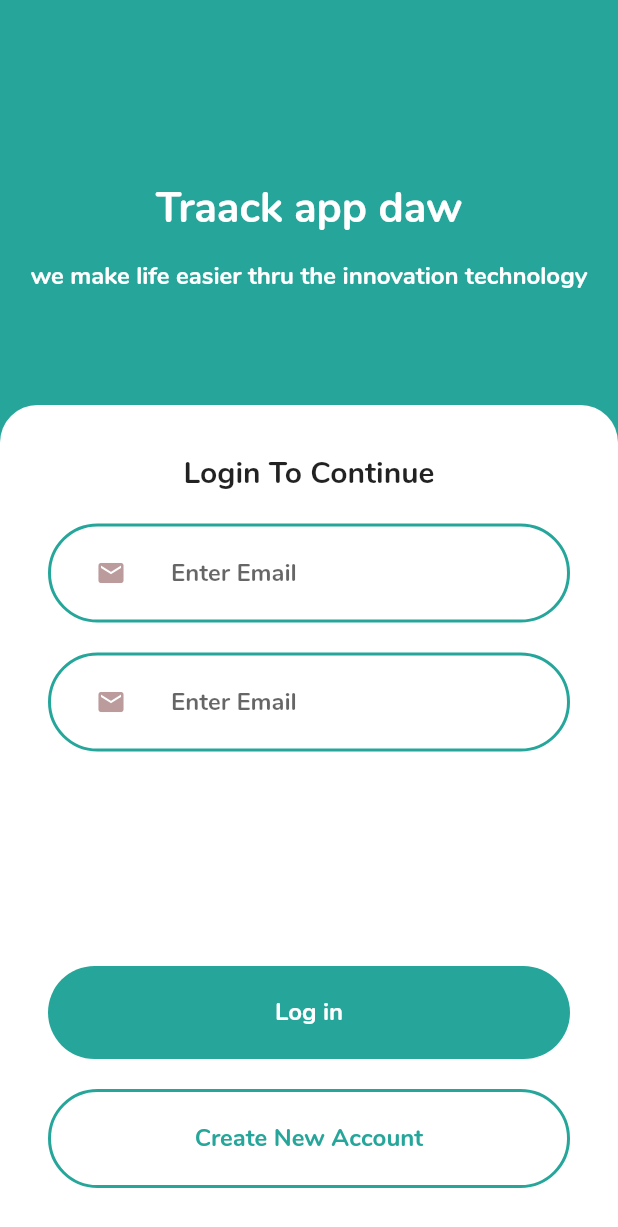
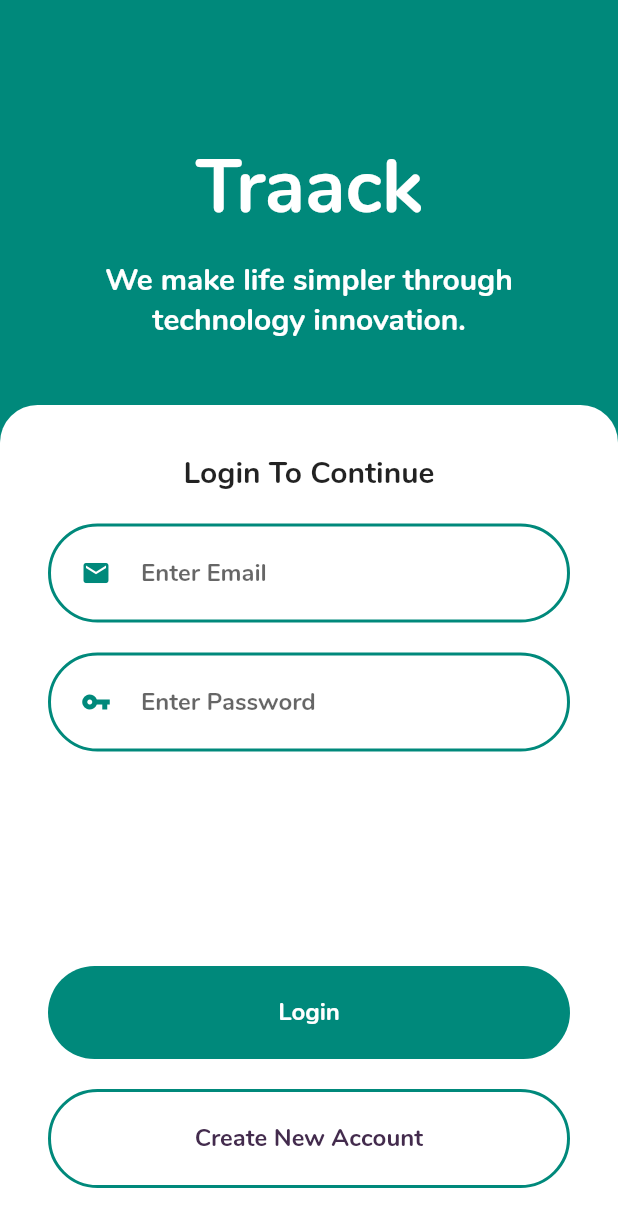
Before and after one commit to Luieka224/wvsu-code-Traack-app, a Flutter app: the screen it shows after launch, after a tap on "Get Started", on a phone screen of 412 x 824 dp. Shown: the top 1227 px of the screen. Run offline on Flutter 3.47's test engine with Material 2 defaults, Android fonts, the phone set to English and light mode, and no system bars; missing offline and left inert: keyboard_visibility.

Commit message:
V1.0.3
- Updated LOG IN UI

```diff
--- a/lib/main.dart
+++ b/lib/main.dart
@@ -1,4 +1,5 @@
 import 'package:flutter/material.dart';
+import 'package:keyboard_visibility/keyboard_visibility.dart';
 
 void main() {
   runApp(MyApp());
@@ -8,9 +9,10 @@ class MyApp extends StatelessWidget {
   @override
   Widget build(BuildContext context) {
     return MaterialApp(
-      theme: ThemeData(fontFamily: 'Nunito'),
+      theme: ThemeData(fontFamily: "Nunito"),
       debugShowCheckedModeBanner: false,
       home: Scaffold(
+        resizeToAvoidBottomInset: false,
         body: Container(
           child: LoginPage(),
         ),
@@ -28,59 +30,91 @@ class _LoginPageState extends State<LoginPage> {
   int _pageState = 0;
 
   var _backgroundColor = Colors.white;
-  var _headingColor = Color(0xFF26A69A);
+  var _headingColor = Color(0xFF00897B);
+
+  double _headingTop = 100;
 
   double _loginWidth = 0;
+  double _loginHeight = 0;
+  double _loginOpacity = 1;
+
   double _loginYOffset = 0;
   double _loginXOffset = 0;
   double _registerYOffset = 0;
+  double _registerHeight = 0;
+
   double windowWidth = 0;
   double windowHeight = 0;
-  double _loginOpacity = 1;
-  double _headingTop = 150;
-  double _loginHeight = 0;
-  double _registerHeight = 0;
+
+  bool _keyboardVisible = false;
+
+  @override
+  void initState() {
+    super.initState();
+
+    KeyboardVisibilityNotification().addNewListener(
+      onChange: (bool visible) {
+        setState(() {
+          _keyboardVisible = visible;
+          print("Keyboard State Changed : $visible");
+        });
+      },
+    );
+  }
 
   @override
   Widget build(BuildContext context) {
     windowHeight = MediaQuery.of(context).size.height;
     windowWidth = MediaQuery.of(context).size.width;
+
     _loginHeight = windowHeight - 270;
     _registerHeight = windowHeight - 270;
 
     switch (_pageState) {
       case 0:
         _backgroundColor = Colors.white;
-        _headingColor = Color(0xFF26A69A);
-        _loginXOffset = 0;
-        _loginYOffset = windowHeight;
+        _headingColor = Color(0xFF00897B);
+        _headingTop = 100;
         _loginWidth = windowWidth;
         _loginOpacity = 1;
-        _headingTop = 150;
+        _loginYOffset = windowHeight;
+        _loginHeight = _keyboardVisible ? windowHeight : windowHeight - 270;
+        _loginXOffset = 0;
         _registerYOffset = windowHeight;
         break;
       case 1:
-        _backgroundColor = Color(0xFF26A69A);
+        _backgroundColor = Color(0xFF00897B);
         _headingColor = Colors.white;
-        _loginYOffset = 270;
+        _headingTop = 90;
+        _loginWidth = windowWidth;
+        _loginOpacity = 1;
+        _loginYOffset = _keyboardVisible ? 40 : 270;
+        _loginHeight = _keyboardVisible ? windowHeight : windowHeight - 270;
         _loginXOffset = 0;
         _registerYOffset = windowHeight;
-        _loginWidth = windowWidth;
-        _headingTop = 120;
-        _loginOpacity = 1;
         break;
       case 2:
-        _backgroundColor = Color(0xFF26A69A);
+        _backgroundColor = Color(0xFF00897B);
         _headingColor = Colors.white;
-        _loginYOffset = 250;
+        _headingTop = 80;
+        _loginWidth = windowWidth - 40;
+        _loginOpacity = 0.7;
+        _loginYOffset = _keyboardVisible ? 30 : 240;
+        _loginHeight = _keyboardVisible ? windowHeight : windowHeight - 240;
         _loginXOffset = 20;
-        _registerYOffset = 270;
-        _loginWidth = windowWidth - 40;
-        _headingTop = 110;
-        _loginOpacity = 0.7;
+        _registerYOffset = _keyboardVisible ? 55 : 270;
+        _registerHeight = _keyboardVisible ? windowHeight : windowHeight - 270;
         break;
     }
+
     return Stack(
+      children: <Widget>[
+        AnimatedContainer(
+            curve: Curves.fastLinearToSlowEaseIn,
+            duration: Duration(milliseconds: 800),
+            color: _backgroundColor,
+            child: Column(
+              mainAxisAlignment: MainAxisAlignment.spaceBetween,
               children: <Widget>[
                 GestureDetector(
                   onTap: () {
@@ -88,59 +122,41 @@ class _LoginPageState extends State<LoginPage> {
                       _pageState = 0;
                     });
                   },
-          child: AnimatedContainer(
-            curve: Curves.fastLinearToSlowEaseIn,
-            duration: Duration(
-              milliseconds: 800,
-            ),
-            color: _backgroundColor,
-            child: Center(
-              child: Column(
-                mainAxisAlignment: MainAxisAlignment.spaceBetween,
-                children: <Widget>[
-                  Container(
+                  child: Container(
                     child: Column(
                       children: <Widget>[
                         AnimatedContainer(
                           curve: Curves.fastLinearToSlowEaseIn,
-                          duration: Duration(
-                            milliseconds: 800,
-                          ),
+                          duration: Duration(milliseconds: 800),
                           margin: EdgeInsets.only(
                             top: _headingTop,
                           ),
                           child: Text(
-                            'Traack app daw',
-                            style: TextStyle(
-                              color: _headingColor,
-                              fontSize: 28.00,
-                            ),
-                          ),
-                        ),
-                        SizedBox(
-                          height: 15.00,
-                        ),
-                        Text(
-                          'we make life easier thru the innovation technology',
-                          textAlign: TextAlign.center,
-                          style: TextStyle(
-                            color: _headingColor,
-                            fontSize: 16.00,
-                          ),
-                        ),
-                      ],
+                            "Traack",
+                            style:
+                                TextStyle(color: _headingColor, fontSize: 50),
                           ),
                         ),
                         Container(
-                    padding: EdgeInsets.symmetric(
-                      horizontal: 05.00,
+                          margin: EdgeInsets.all(15),
+                          padding: EdgeInsets.symmetric(horizontal: 20),
+                          child: Text(
+                            'We make life simpler through technology innovation.',
+                            textAlign: TextAlign.center,
+                            style:
+                                TextStyle(color: _headingColor, fontSize: 20),
                           ),
-                    child: Center(
-                      child: Image.asset('images/people-mask.png'),
+                        )
+                      ],
+                    ),
                   ),
                 ),
                 Container(
                   child: Center(
+                    child: Image.asset("images/people-mask.png"),
+                  ),
+                ),
+                Container(
                   child: GestureDetector(
                     onTap: () {
                       setState(() {
@@ -152,73 +168,63 @@ class _LoginPageState extends State<LoginPage> {
                       });
                     },
                     child: Container(
-                          margin: EdgeInsets.all(50),
-                          padding: EdgeInsets.all(17.00),
+                      margin: EdgeInsets.all(32),
+                      padding: EdgeInsets.all(20),
                       width: double.infinity,
                       decoration: BoxDecoration(
-                              color: _headingColor,
-                              borderRadius: BorderRadius.circular(30.00)),
+                          color: Color(0xFF00897B),
+                          borderRadius: BorderRadius.circular(50)),
                       child: Center(
                         child: Text(
-                              'Get Started',
-                              style: TextStyle(
-                                color: Color(0xFFB2EBF2),
-                                fontSize: 20.00,
+                          "Get Started",
+                          style: TextStyle(color: Colors.white, fontSize: 16),
                         ),
                       ),
                     ),
                   ),
-                      ),
-                    ),
-                  ),
+                )
               ],
-              ),
-            ),
-          ),
-        ),
+            )),
         AnimatedContainer(
           padding: EdgeInsets.all(32),
           width: _loginWidth,
           height: _loginHeight,
           curve: Curves.fastLinearToSlowEaseIn,
-          duration: Duration(
-            milliseconds: 800,
-          ),
+          duration: Duration(milliseconds: 800),
           transform: Matrix4.translationValues(_loginXOffset, _loginYOffset, 1),
           decoration: BoxDecoration(
               color: Colors.white.withOpacity(_loginOpacity),
               borderRadius: BorderRadius.only(
-              topLeft: Radius.circular(25),
-              topRight: Radius.circular(25),
-            ),
-          ),
+                  topLeft: Radius.circular(25), topRight: Radius.circular(25))),
           child: Column(
             mainAxisAlignment: MainAxisAlignment.spaceBetween,
             children: <Widget>[
               Column(
                 children: <Widget>[
                   Container(
-                    margin: EdgeInsets.only(
-                      bottom: 20,
-                    ),
+                    margin: EdgeInsets.only(bottom: 20),
                     child: Text(
-                      'Login To Continue',
-                      style: TextStyle(
-                        fontSize: 20.00,
+                      "Login To Continue",
+                      style: TextStyle(fontSize: 20),
                     ),
                   ),
+                  InputWithIcon(
+                    icon: Icons.email,
+                    hint: "Enter Email",
                   ),
-                  InputwithIcon(),
                   SizedBox(
                     height: 20,
                   ),
-                  InputwithIcon(),
+                  InputWithIcon(
+                    icon: Icons.vpn_key,
+                    hint: "Enter Password",
+                  )
                 ],
               ),
               Column(
                 children: <Widget>[
                   PrimaryButton(
-                    btnText: "Log in",
+                    btnText: "Login",
                   ),
                   SizedBox(
                     height: 20,
@@ -229,57 +235,48 @@ class _LoginPageState extends State<LoginPage> {
                         _pageState = 2;
                       });
                     },
-                    child: OutlineButton(
+                    child: OutlineBtn(
                       btnText: "Create New Account",
                     ),
-                  ),
+                  )
                 ],
               ),
             ],
           ),
         ),
-        GestureDetector(
-          onTap: () {
-            setState(() {
-              _pageState = 1;
-            });
-          },
-          child: AnimatedContainer(
+        AnimatedContainer(
           height: _registerHeight,
           padding: EdgeInsets.all(32),
           curve: Curves.fastLinearToSlowEaseIn,
-            duration: Duration(
-              milliseconds: 800,
-            ),
+          duration: Duration(milliseconds: 800),
           transform: Matrix4.translationValues(0, _registerYOffset, 1),
           decoration: BoxDecoration(
               color: Colors.white,
               borderRadius: BorderRadius.only(
-                topLeft: Radius.circular(25),
-                topRight: Radius.circular(25),
-              ),
-            ),
+                  topLeft: Radius.circular(25), topRight: Radius.circular(25))),
           child: Column(
             mainAxisAlignment: MainAxisAlignment.spaceBetween,
             children: <Widget>[
               Column(
                 children: <Widget>[
                   Container(
-                      margin: EdgeInsets.only(
-                        bottom: 20,
-                      ),
+                    margin: EdgeInsets.only(bottom: 20),
                     child: Text(
-                        'Create a New Account',
-                        style: TextStyle(
-                          fontSize: 20.00,
+                      "Create a New Account",
+                      style: TextStyle(fontSize: 20),
                     ),
                   ),
+                  InputWithIcon(
+                    icon: Icons.email,
+                    hint: "Enter Email",
                   ),
-                    InputwithIcon(),
                   SizedBox(
                     height: 20,
                   ),
-                    InputwithIcon(),
+                  InputWithIcon(
+                    icon: Icons.vpn_key,
+                    hint: "Enter Password",
+                  )
                 ],
               ),
               Column(
@@ -296,57 +293,53 @@ class _LoginPageState extends State<LoginPage> {
                         _pageState = 1;
                       });
                     },
-                      child: OutlineButton(
-                        btnText: "Back to Log in",
+                    child: OutlineBtn(
+                      btnText: "Back To Login",
                     ),
-                    ),
+                  )
                 ],
               ),
             ],
           ),
-          ),
-        ),
+        )
       ],
     );
   }
 }
 
-class InputwithIcon extends StatefulWidget {
+class InputWithIcon extends StatefulWidget {
+  final IconData icon;
+  final String hint;
+  InputWithIcon({this.icon, this.hint});
+
   @override
-  _InputwithIconState createState() => _InputwithIconState();
+  _InputWithIconState createState() => _InputWithIconState();
 }
 
-class _InputwithIconState extends State<InputwithIcon> {
+class _InputWithIconState extends State<InputWithIcon> {
   @override
   Widget build(BuildContext context) {
     return Container(
       decoration: BoxDecoration(
-        border: Border.all(
-          color: Color(0xFF26A69A),
-          width: 2,
-        ),
-        borderRadius: BorderRadius.circular(50),
-      ),
+          border: Border.all(color: Color(0xFF00897B), width: 2),
+          borderRadius: BorderRadius.circular(50)),
       child: Row(
         children: <Widget>[
           Container(
-            width: 80,
+              width: 60,
               child: Icon(
-              Icons.email,
+                widget.icon,
                 size: 20,
-              color: Color(0xFFBB9B9B),
-            ),
-          ),
+                color: Color(0xFF00897B),
+              )),
           Expanded(
             child: TextField(
               decoration: InputDecoration(
-                  contentPadding: EdgeInsets.symmetric(
-                    vertical: 20,
+                  contentPadding: EdgeInsets.symmetric(vertical: 20),
+                  border: InputBorder.none,
+                  hintText: widget.hint),
             ),
-                  border: InputBorder.none,
-                  hintText: 'Enter Email'),
-            ),
-          ),
+          )
         ],
       ),
     );
@@ -366,50 +359,38 @@ class _PrimaryButtonState extends State<PrimaryButton> {
   Widget build(BuildContext context) {
     return Container(
       decoration: BoxDecoration(
-        color: Color(0xFF26A69A),
-        borderRadius: BorderRadius.circular(50),
-      ),
+          color: Color(0xFF00897B), borderRadius: BorderRadius.circular(50)),
       padding: EdgeInsets.all(20),
       child: Center(
         child: Text(
           widget.btnText,
-          style: TextStyle(
-            color: Colors.white,
-            fontSize: 16,
-          ),
+          style: TextStyle(color: Colors.white, fontSize: 16),
         ),
       ),
     );
   }
 }
 
-class OutlineButton extends StatefulWidget {
+class OutlineBtn extends StatefulWidget {
   final String btnText;
-  OutlineButton({this.btnText});
+  OutlineBtn({this.btnText});
+
   @override
-  _OutlineButtonState createState() => _OutlineButtonState();
+  _OutlineBtnState createState() => _OutlineBtnState();
 }
 
-class _OutlineButtonState extends State<OutlineButton> {
+class _OutlineBtnState extends State<OutlineBtn> {
   @override
   Widget build(BuildContext context) {
     return Container(
       decoration: BoxDecoration(
-        border: Border.all(
-          color: Color(0xFF26A69A),
-          width: 2,
-        ),
-        color: Colors.white,
-        borderRadius: BorderRadius.circular(50),
-      ),
+          border: Border.all(color: Color(0xFF00897B), width: 2),
+          borderRadius: BorderRadius.circular(50)),
       padding: EdgeInsets.all(20),
       child: Center(
         child: Text(
           widget.btnText,
-          style: TextStyle(
-            color: Color(0xFF26A69A),
-            fontSize: 16,
-          ),
+          style: TextStyle(color: Color(0xFFB40284A), fontSize: 16),
         ),
       ),
     );
--- a/pubspec.yaml
+++ b/pubspec.yaml
@@ -1,4 +1,5 @@
-name: wvsu_code_app
+name: Traack
+version: 1.0.2
 description: A new Flutter application.
 
 environment:
@@ -13,6 +14,8 @@ dependencies:
 dev_dependencies:
   flutter_test:
     sdk: flutter
+  flutter_keyboard_visibility: ^4.0.0
+  keyboard_visibility: ^0.5.6
 
 flutter:
   uses-material-design: true
```
Also changed, not shown: lib/homepage.dart (added), pubspec.lock, 90 other files. Lines whose indentation alone changed are shown as unchanged.
